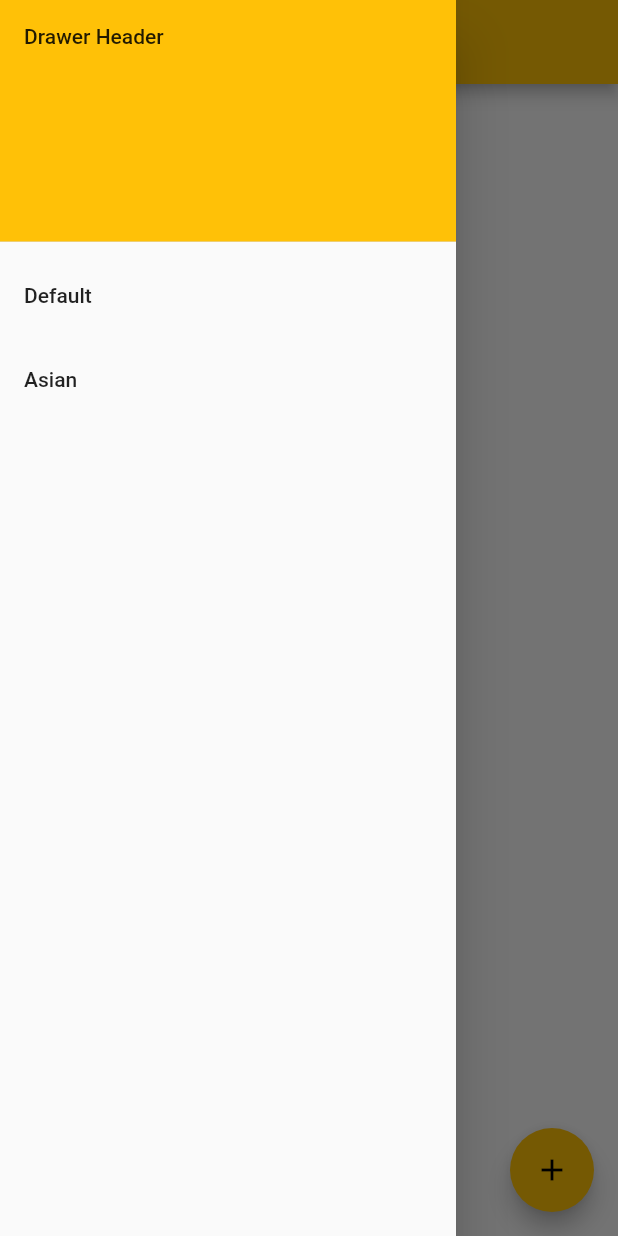
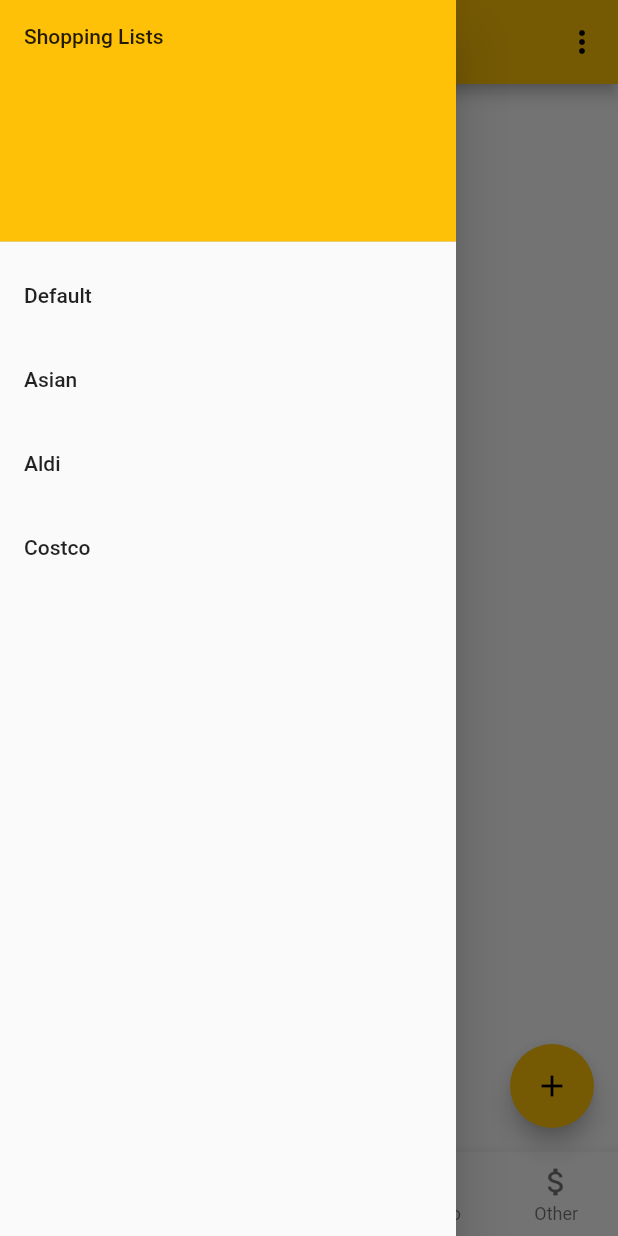
Before and after one commit to zhuoyanlee/juxtapose, a Flutter app: the screen it shows after launch, with the side drawer open, on a phone screen of 412 x 824 dp. Run offline on Flutter 3.47's test engine with Material 2 defaults, Android fonts, the phone set to English and light mode, and no system bars; our stand-ins replace cloud_firestore, flutter_dotenv, get_it, google_maps_flutter; missing offline and left inert: google_map_polyline; accounts and stored records are empty; generated files the repository leaves out were written again.

Commit message:
- Added 'enum' for list types for maintainability - Added save list function, but not integrated to firebase yet - Still need to change drawer list to display saved lists

```diff
--- /dev/null
+++ b/lib/enums/listType.dart
@@ -0,0 +1,59 @@
+class ListType {
+  static const String DEFAULT = 'Default';
+  static const String ASIAN = 'Asian';
+  static const String ALDI = 'Aldi';
+  static const String COSTCO = 'Costco';
+  static const String OTHER = 'Other';
+
+  static String getListNameByIndex(int index) {
+    switch (index) {
+      case 0:
+        {
+          return DEFAULT;
+        }
+      case 1:
+        {
+          return ASIAN;
+        }
+      case 2:
+        {
+          return ALDI;
+        }
+      case 3:
+        {
+          return COSTCO;
+        }
+      case 4:
+        {
+          return OTHER;
+        }
+    }
+  }
+
+  static int getIndexByListName(var listName) {
+    switch (listName) {
+      case DEFAULT:
+        {
+          return 0;
+        }
+      case ASIAN:
+        {
+          return 1;
+        }
+      case ALDI:
+        {
+          return 2;
+        }
+      case COSTCO:
+        {
+          return 3;
+        }
+      case OTHER:
+        {
+          return 4;
+        }
+      default:
+        return 0;
+    }
+  }
+}
--- a/lib/main.dart
+++ b/lib/main.dart
@@ -1,10 +1,9 @@
-import 'dart:ui';
-
 import 'package:flutter/material.dart';
 import 'package:get_it/get_it.dart';
 import 'package:http/http.dart' as http;
 import 'package:juxtapose/components/booking-form.dart';
 import 'package:juxtapose/components/checklist-widget.dart';
+import 'package:juxtapose/enums/listType.dart';
 import 'package:juxtapose/services/api.dart';
 import 'package:juxtapose/models/item.dart';
 import 'package:juxtapose/models/post.dart';
@@ -77,7 +76,10 @@ class MyHomePage extends StatefulWidget {
 }
 
 class _MyHomePageState extends State<MyHomePage> {
-  int _counter = 0;
+  int _currentIndex = 0;
+
+  TextEditingController _saveListController = TextEditingController();
+
 
   @override
   void initState() {
@@ -86,6 +88,10 @@ class _MyHomePageState extends State<MyHomePage> {
 
   @override
   Widget build(BuildContext context) {
+    final ThemeData theme = Theme.of(context);
+
+    _currentIndex = ListType.getIndexByListName(Provider.of<DirectionsModel>(context).listName);
+
     // This method is rerun every time setState is called, for instance as done
     // by the _incrementCounter method above.
     //
@@ -97,7 +103,63 @@ class _MyHomePageState extends State<MyHomePage> {
         appBar: AppBar(
           // Here we take the value from the MyHomePage object that was created by
           // the App.build method, and use it to set our appbar title.
-          title: Text('ALCP checklist'),
+          title: Text('${directions.listName} shopping list'),
+          actions: <Widget>[
+            PopupMenuButton(
+              onSelected: (value) {
+                //print the selected option
+                print(value);
+
+                // Save list pressed
+                if(value==0) {
+                  _displaySaveListDialog(context);
+                }
+
+                //Update the current choice.
+                //However, this choice won't be updated in body section since it's a Stateless widget.
+
+              },
+              itemBuilder: (BuildContext context) => <PopupMenuEntry>[
+                const PopupMenuItem(
+                  value: 0,
+                  child: Text('Save list'),
+                ),
+                const PopupMenuItem(
+                  value: 1,
+                  child: Text('Clear list'),
+                ),
+              ],
+            ),
+          ],
+        ),
+        bottomNavigationBar: BottomNavigationBar(
+          onTap: _onNavigationTabTapped,
+          // new
+          selectedItemColor: Colors.amber,
+          currentIndex: _currentIndex,
+          type: BottomNavigationBarType.fixed,
+          items: [
+            BottomNavigationBarItem(
+              icon: new Icon(Icons.shopping_basket),
+              title: new Text(ListType.DEFAULT),
+            ),
+            BottomNavigationBarItem(
+              icon: new Icon(Icons.accessibility),
+              title: new Text(ListType.ASIAN),
+            ),
+            BottomNavigationBarItem(
+              icon: Icon(Icons.shutter_speed),
+              title: Text(ListType.ALDI),
+            ),
+            BottomNavigationBarItem(
+              icon: Icon(Icons.attach_money),
+              title: Text(ListType.COSTCO),
+            ),
+            BottomNavigationBarItem(
+              icon: Icon(Icons.attach_money),
+              title: Text(ListType.OTHER),
+            )
+          ],
         ),
         drawer: Drawer(
           child: ListView(
@@ -105,23 +167,39 @@ class _MyHomePageState extends State<MyHomePage> {
             padding: EdgeInsets.zero,
             children: <Widget>[
               DrawerHeader(
-                child: Text('Drawer Header'),
+                child: Text('Shopping Lists'),
                 decoration: BoxDecoration(
-                  color: Colors.amber,
+                  color: theme.primaryColor,
                 ),
               ),
               ListTile(
-                title: Text('Default'),
+                title: Text(ListType.DEFAULT),
                 onTap: () {
-                  Provider.of<DirectionsModel>(context).setListName('default');
+                  Provider.of<DirectionsModel>(context).setListName(ListType.DEFAULT);
                   // Then close the drawer
                   Navigator.pop(context);
                 },
               ),
               ListTile(
-                title: Text('Asian'),
+                title: Text(ListType.ASIAN),
                 onTap: () {
-                  Provider.of<DirectionsModel>(context).setListName('Asian');
+                  Provider.of<DirectionsModel>(context).setListName(ListType.ASIAN);
+                  // Then close the drawer
+                  Navigator.pop(context);
+                },
+              ),
+              ListTile(
+                title: Text(ListType.ALDI),
+                onTap: () {
+                  Provider.of<DirectionsModel>(context).setListName(ListType.ALDI);
+                  // Then close the drawer
+                  Navigator.pop(context);
+                },
+              ),
+              ListTile(
+                title: Text(ListType.COSTCO),
+                onTap: () {
+                  Provider.of<DirectionsModel>(context).setListName(ListType.COSTCO);
                   // Then close the drawer
                   Navigator.pop(context);
                 },
@@ -151,6 +229,13 @@ class _MyHomePageState extends State<MyHomePage> {
           child: Icon(Icons.add),
         ), // This trailing comma makes auto-formatting nicer for build methods.
       );
+    });
+  }
+
+  void _onNavigationTabTapped(int index) {
+    setState(() {
+      Provider.of<DirectionsModel>(context).setListName(ListType.getListNameByIndex(index));
+      _currentIndex = index;
     });
   }
 
@@ -201,6 +286,34 @@ class _MyHomePageState extends State<MyHomePage> {
       throw Exception('Failed to load post');
     }
   }
+
+  _displaySaveListDialog(BuildContext context) async {
+    return showDialog(
+        context: context,
+        builder: (context) {
+          return AlertDialog(
+            title: Text('Save list as'),
+            content: TextField(
+              controller: _saveListController,
+              decoration: InputDecoration(hintText: "List Name"),
+            ),
+            actions: <Widget>[
+              new FlatButton(
+                child: new Text('SAVE'),
+                onPressed: () {
+                  Navigator.of(context).pop();
+                },
+              ),
+              new FlatButton(
+                child: new Text('CANCEL'),
+                onPressed: () {
+                  Navigator.of(context).pop();
+                },
+              )
+            ],
+          );
+        });
+  }
 }
 
 class AddItemForm extends StatefulWidget {
@@ -232,6 +345,7 @@ class AddItemState extends State<AddItemForm> {
           onFieldSubmitted: (controller) {
             _submitAction();
           },
+          textInputAction: TextInputAction.done,
         ),
       ),
       floatingActionButton: FloatingActionButton(
@@ -241,7 +355,7 @@ class AddItemState extends State<AddItemForm> {
           _submitAction();
         },
         tooltip: 'Show me the value!',
-        child: Icon(Icons.text_fields),
+        child: Icon(Icons.add_shopping_cart),
       ),
     );
   }
```
